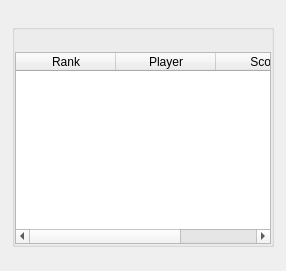
First picture: the form in src/gambitpairing/ui/standings_view.ui, repository gambit-devs/gambit-pairing, before the edit.
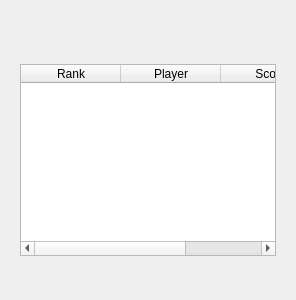
Second picture: the form after the edit.

Diff of the .ui file:
```diff
--- a/src/gambitpairing/ui/standings_view.ui
+++ b/src/gambitpairing/ui/standings_view.ui
@@ -6,63 +6,15 @@
    <string>Standings</string>
   </property>
   <layout class="QVBoxLayout" name="main_layout">
-   <property name="spacing">
-    <number>12</number>
-   </property>
-   <property name="leftMargin">
-    <number>12</number>
-   </property>
-   <property name="topMargin">
-    <number>12</number>
-   </property>
-   <property name="rightMargin">
-    <number>12</number>
-   </property>
-   <property name="bottomMargin">
-    <number>12</number>
-   </property>
    <item>
     <widget class="QWidget" name="header_container">
      <layout class="QVBoxLayout" name="header_layout">
-      <property name="leftMargin">
-       <number>0</number>
-      </property>
-      <property name="topMargin">
-       <number>0</number>
-      </property>
-      <property name="rightMargin">
-       <number>0</number>
-      </property>
-      <property name="bottomMargin">
-       <number>0</number>
-      </property>
      </layout>
     </widget>
    </item>
    <item>
-    <widget class="QGroupBox" name="standings_group">
-     <property name="class" stdset="0">
-      <string>FlatContentGroup</string>
-     </property>
-     <property name="title">
-      <string/>
-     </property>
+    <widget class="QWidget" name="standings_group">
      <layout class="QVBoxLayout" name="standings_layout">
-      <property name="spacing">
-       <number>8</number>
-      </property>
-      <property name="leftMargin">
-       <number>0</number>
-      </property>
-      <property name="topMargin">
-       <number>0</number>
-      </property>
-      <property name="rightMargin">
-       <number>0</number>
-      </property>
-      <property name="bottomMargin">
-       <number>0</number>
-      </property>
       <item>
        <widget class="QLabel" name="lbl_round_info">
         <property name="class" stdset="0">
@@ -112,20 +64,7 @@
    </item>
    <item>
     <widget class="QWidget" name="placeholder_container">
-     <layout class="QVBoxLayout" name="placeholder_layout">
-      <property name="leftMargin">
-       <number>0</number>
-      </property>
-      <property name="topMargin">
-       <number>0</number>
-      </property>
-      <property name="rightMargin">
-       <number>0</number>
-      </property>
-      <property name="bottomMargin">
-       <number>0</number>
-      </property>
-     </layout>
+     <layout class="QVBoxLayout" name="placeholder_layout"/>
     </widget>
    </item>
   </layout>
```
Left out of the diff: 3 changed lines with no effect on the pictures.
